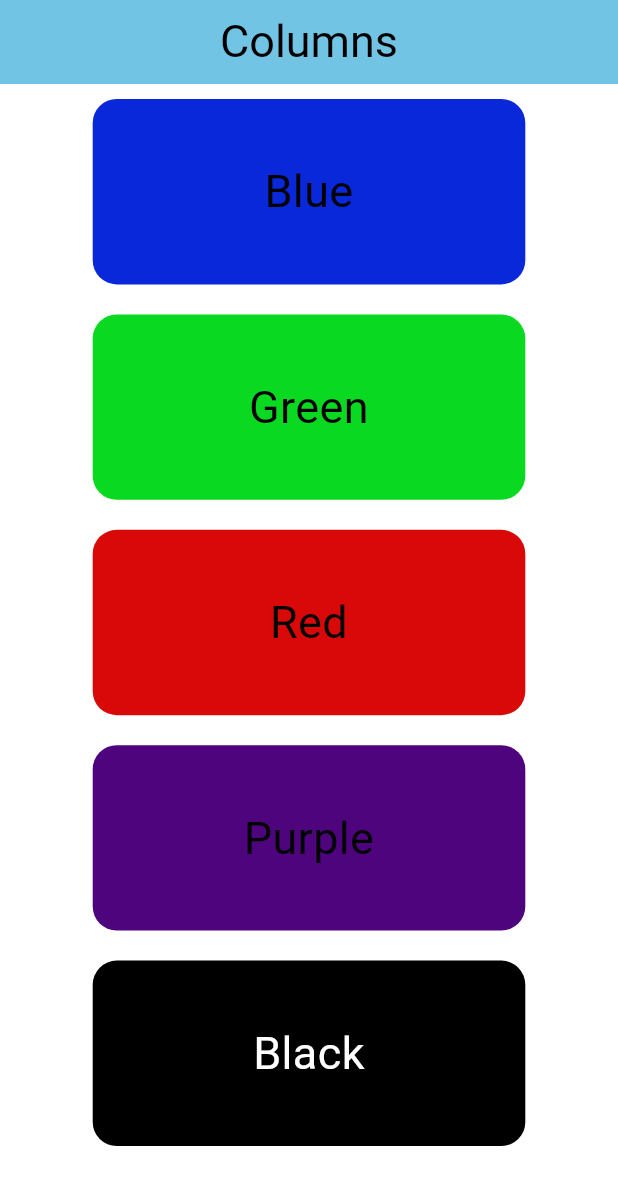
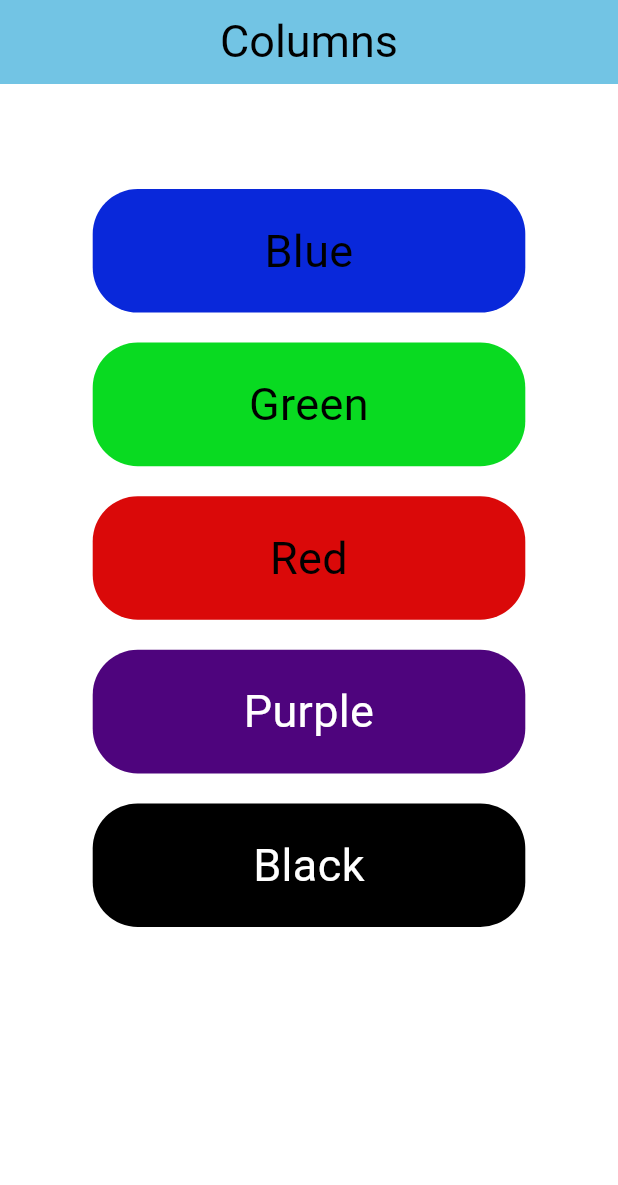
Before and after one commit to lolopindik/flutter_11-30, a Flutter app: the screen it shows after launch, on a phone screen of 412 x 824 dp. Shown: the top 1185 px of the screen. Run offline on Flutter 3.47's test engine with Material 3 defaults, Android fonts, the phone set to English and light mode, and no system bars.

Commit message:
Changed the appearance of the project

```diff
--- a/lib/main.dart
+++ b/lib/main.dart
@@ -26,8 +26,7 @@
   @override
   Widget build(BuildContext context) {
     return Scaffold(
-      appBar:
-      AppBar(
+      appBar: AppBar(
         backgroundColor: const Color.fromARGB(143, 4, 150, 207),
         title: const Text(
           'Columns',
@@ -36,97 +35,95 @@
         ),
         centerTitle: true,
       ),
-      body: Center(
-        child:
-        Column(
-          children: <Widget>
-          [
+      body: Padding(
+        padding: const EdgeInsets.symmetric(vertical: 60),
+        child: Center(
+          child: Column(children: <Widget>[
             Container(
-              width:MediaQuery.of(context).size.width * 0.7,
-              height: MediaQuery.of(context).size.height * 0.15,
+                width: MediaQuery.of(context).size.width * 0.7,
+                height: MediaQuery.of(context).size.height * 0.1,
                 margin: const EdgeInsets.all(10),
                 alignment: Alignment.center,
-              decoration:
-              BoxDecoration(
+                decoration: BoxDecoration(
                   color: const Color.fromARGB(255, 9, 40, 218),
-                borderRadius: BorderRadius.circular(16),
+                  borderRadius: BorderRadius.circular(30),
                 ),
                 child: const Text(
                   'Blue',
                   textAlign: TextAlign.center,
                   textDirection: TextDirection.ltr,
-                style: TextStyle(fontSize: 30,),
-                )
+                  style: TextStyle(
+                    fontSize: 30,
                   ),
+                )),
             Container(
-              width:MediaQuery.of(context).size.width * 0.7,
-              height: MediaQuery.of(context).size.height * 0.15,
+                width: MediaQuery.of(context).size.width * 0.7,
+                height: MediaQuery.of(context).size.height * 0.1,
                 margin: const EdgeInsets.all(10),
                 alignment: Alignment.center,
-              decoration:
-              BoxDecoration(
+                decoration: BoxDecoration(
                   color: const Color.fromARGB(255, 9, 218, 33),
-                borderRadius: BorderRadius.circular(16),
+                  borderRadius: BorderRadius.circular(30),
                 ),
                 child: const Text(
                   'Green',
                   textAlign: TextAlign.center,
                   textDirection: TextDirection.ltr,
-                style: TextStyle(fontSize: 30,),
-                )
+                  style: TextStyle(
+                    fontSize: 30,
                   ),
+                )),
             Container(
-              width:MediaQuery.of(context).size.width * 0.7,
-              height: MediaQuery.of(context).size.height * 0.15,
+                width: MediaQuery.of(context).size.width * 0.7,
+                height: MediaQuery.of(context).size.height * 0.1,
                 margin: const EdgeInsets.all(10),
                 alignment: Alignment.center,
-              decoration:
-              BoxDecoration(
+                decoration: BoxDecoration(
                   color: const Color.fromARGB(255, 218, 9, 9),
-                borderRadius: BorderRadius.circular(16),
+                  borderRadius: BorderRadius.circular(30),
                 ),
                 child: const Text(
                   'Red',
                   textAlign: TextAlign.center,
                   textDirection: TextDirection.ltr,
-                style: TextStyle(fontSize: 30,),
-                )
+                  style: TextStyle(
+                    fontSize: 30,
                   ),
+                )),
             Container(
-              width:MediaQuery.of(context).size.width * 0.7,
-              height: MediaQuery.of(context).size.height * 0.15,
+                width: MediaQuery.of(context).size.width * 0.7,
+                height: MediaQuery.of(context).size.height * 0.1,
                 margin: const EdgeInsets.all(10),
                 alignment: Alignment.center,
-              decoration:
-              BoxDecoration(
+                decoration: BoxDecoration(
                   color: const Color.fromARGB(255, 78, 4, 125),
-                borderRadius: BorderRadius.circular(16),
+                  borderRadius: BorderRadius.circular(30),
                 ),
                 child: const Text(
                   'Purple',
                   textAlign: TextAlign.center,
                   textDirection: TextDirection.ltr,
-                style: TextStyle(fontSize: 30,),
-                )
+                  style: TextStyle(
+                    fontSize: 30,
+                    color: Colors.white,
                   ),
+                )),
             Container(
-              width:MediaQuery.of(context).size.width * 0.7,
-              height: MediaQuery.of(context).size.height * 0.15,
+                width: MediaQuery.of(context).size.width * 0.7,
+                height: MediaQuery.of(context).size.height * 0.1,
                 margin: const EdgeInsets.all(10),
                 alignment: Alignment.center,
-              decoration:
-              BoxDecoration(
+                decoration: BoxDecoration(
                   color: const Color.fromARGB(255, 0, 0, 0),
-                borderRadius: BorderRadius.circular(16),
+                  borderRadius: BorderRadius.circular(30),
                 ),
                 child: const Text(
                   'Black',
                   textAlign: TextAlign.center,
                   textDirection: TextDirection.ltr,
                   style: TextStyle(fontSize: 30, color: Colors.white),
-                )
-            )
-          ]
+                ))
+          ]),
         ),
       ),
     );
```
Lines whose indentation alone changed are shown as unchanged.
